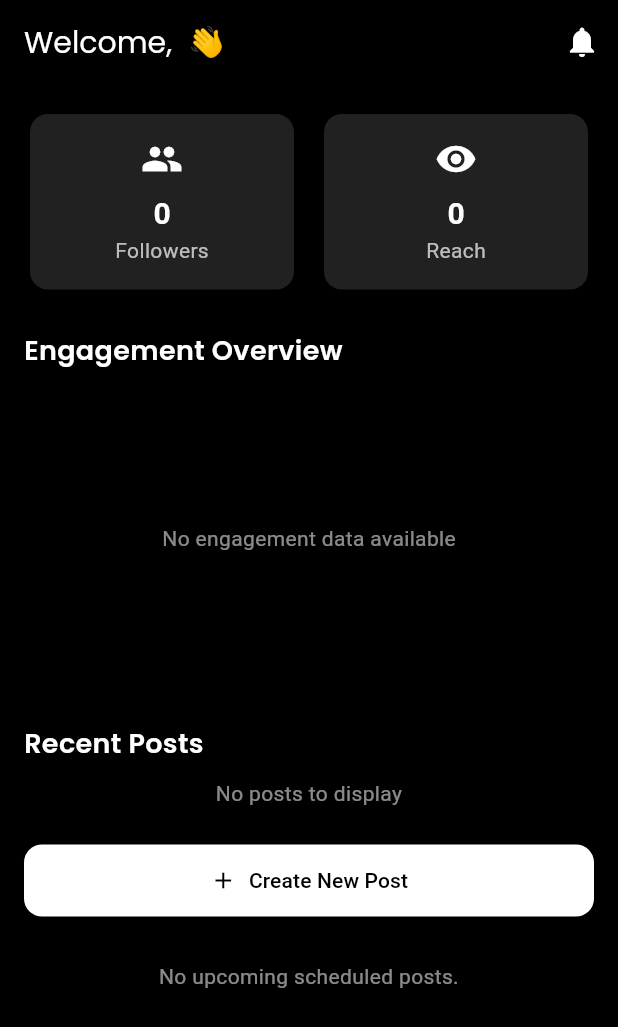
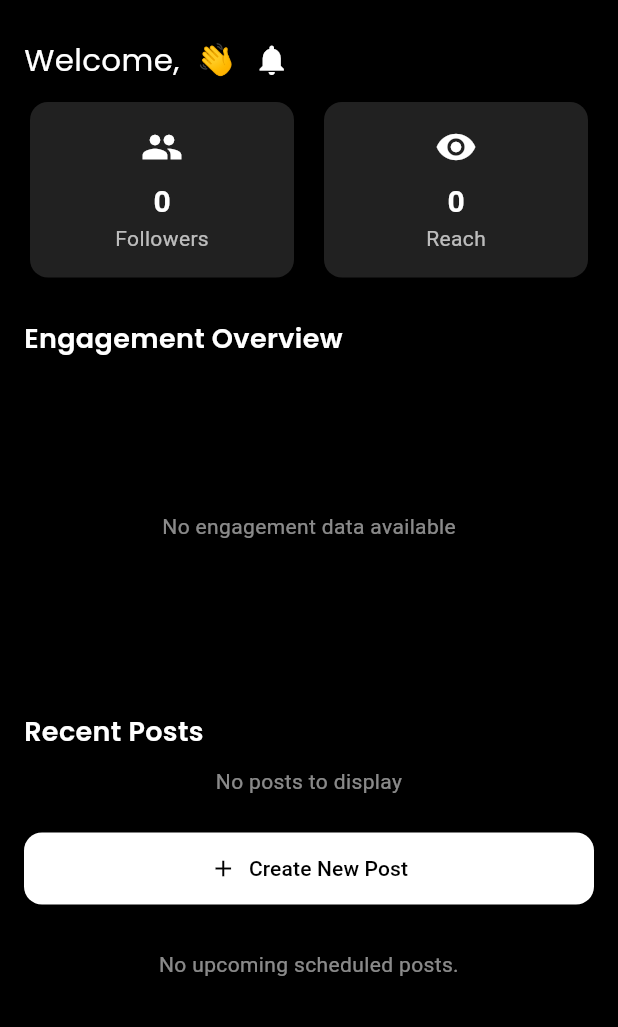
Before and after one commit to kartikkumarofficial/dashsocial, a Flutter app: the HomeScreen screen opened directly, on a phone screen of 412 x 824 dp. Shown: the top 1027 px of the screen. Run offline on Flutter 3.47's test engine with Material 3 defaults, Android fonts, the phone set to English and light mode, and no system bars; our stand-ins replace file_picker, fl_chart, flutter_datetime_picker_plus, get, glassmorphism, google_fonts and 3 more; accounts and stored records are empty; network calls fail.

Commit message:
Refactor: Update HomeScreen UI and navigation
This commit introduces UI changes to the `HomeScreen` and updates the bottom navigation.

**Key Changes:**

- **`lib/presentation/screens/home_screen.dart`:**
    - Removed the `AppBar`.
    - Moved the welcome message and notification icon into a `SafeArea` `Row` within the `ListView`.
    - The font size of the welcome message is now responsive to screen width (`Get.width*0.05`).
    - The notification icon is now positioned to the right.
- **`lib/presentation/screens/main_scaffold.dart`:**
    - Removed `DashboardScreen` from the `screens` list.
- **`lib/presentation/widgets/bottom_navigation_bar.dart`:**
    - Commented out the 'Home' `BottomNavigationBarItem`.

```diff
--- a/lib/presentation/screens/home_screen.dart
+++ b/lib/presentation/screens/home_screen.dart
@@ -48,21 +48,7 @@ class _HomeScreenState extends State<HomeScreen> {
   Widget build(BuildContext context) {
     return Scaffold(
       backgroundColor: Colors.black,
-      appBar: AppBar(
-        backgroundColor: Colors.black,
-        elevation: 0,
-        title: Obx(() => Text(
-          'Welcome, ${analyticsController.username} 👋',
-          style: GoogleFonts.poppins(color: Colors.white, fontSize: 20),
-        )),
 
-        actions: [
-          IconButton(
-            icon:   Icon(Icons.notifications, color: Colors.white),
-            onPressed: () {},
-          ),
-        ],
-      ),
       body: RefreshIndicator(
         onRefresh: ()async{
           analyticsController.fetchUserData();
@@ -72,6 +58,23 @@ class _HomeScreenState extends State<HomeScreen> {
         ListView(
           padding:   EdgeInsets.all(16),
           children: [
+            SafeArea(
+              child: Row(
+                children: [
+                  Obx(() => Text(
+                    'Welcome, ${analyticsController.username} 👋',overflow: TextOverflow.fade,
+                    style: GoogleFonts.poppins(color: Colors.white, fontSize: Get.width*0.05),
+                  )),
+                  Positioned(
+                    right: 5,
+                    child: IconButton(
+                      icon:   Icon(Icons.notifications, color: Colors.white),
+                      onPressed: () {},
+                    ),
+                  ),
+                ],
+              ),
+            ),
             Row(
               children: [
                 Obx(() => StatCard("Followers", "${analyticsController.followers}", Icons.group)),
--- a/lib/presentation/screens/main_scaffold.dart
+++ b/lib/presentation/screens/main_scaffold.dart
@@ -16,7 +16,6 @@ class MainScaffold extends StatelessWidget {
 
   final List<Widget> screens = [
       HomeScreen(),
-      DashboardScreen(),
       ScheduleScreen(),
     ProfileScreen(
     ),
--- a/lib/presentation/widgets/bottom_navigation_bar.dart
+++ b/lib/presentation/widgets/bottom_navigation_bar.dart
@@ -24,10 +24,10 @@ class BottomNavBar extends StatelessWidget {
       iconSize: 28,
       elevation: 8,
       items: const [
-        BottomNavigationBarItem(
-          icon: Icon(Icons.home),
-          label: 'Home',
-        ),
+        // BottomNavigationBarItem(
+        //   icon: Icon(Icons.home),
+        //   label: 'Home',
+        // ),
         BottomNavigationBarItem(
           icon: Icon(Icons.bar_chart),
           label: 'Analytics',
```
